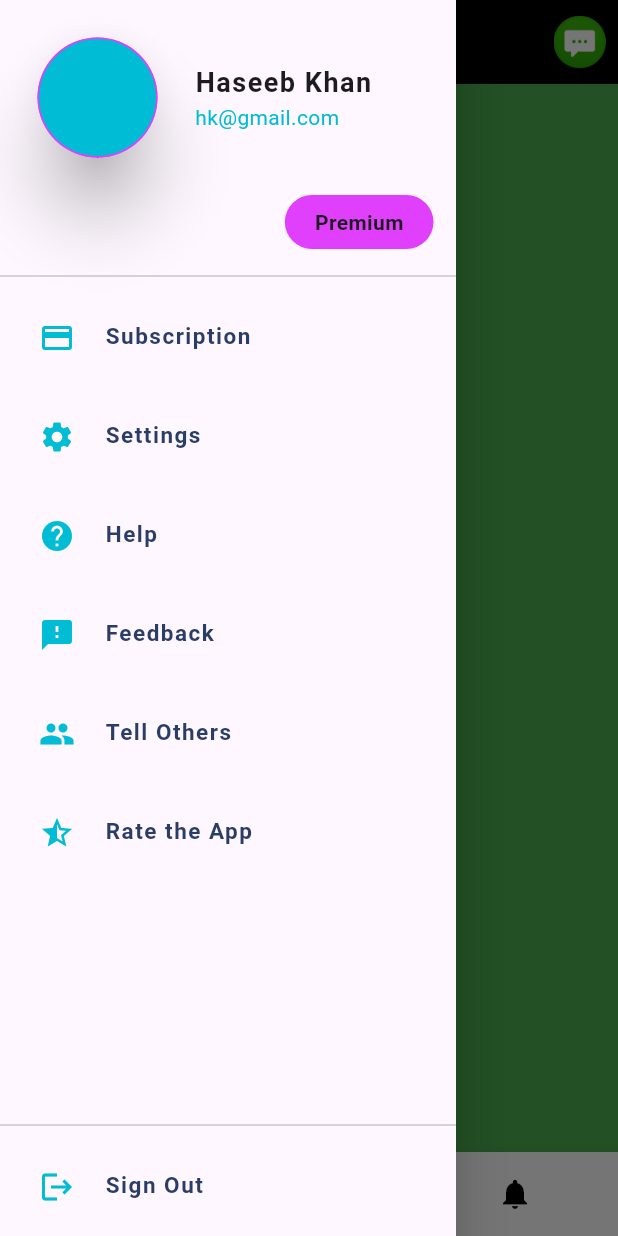
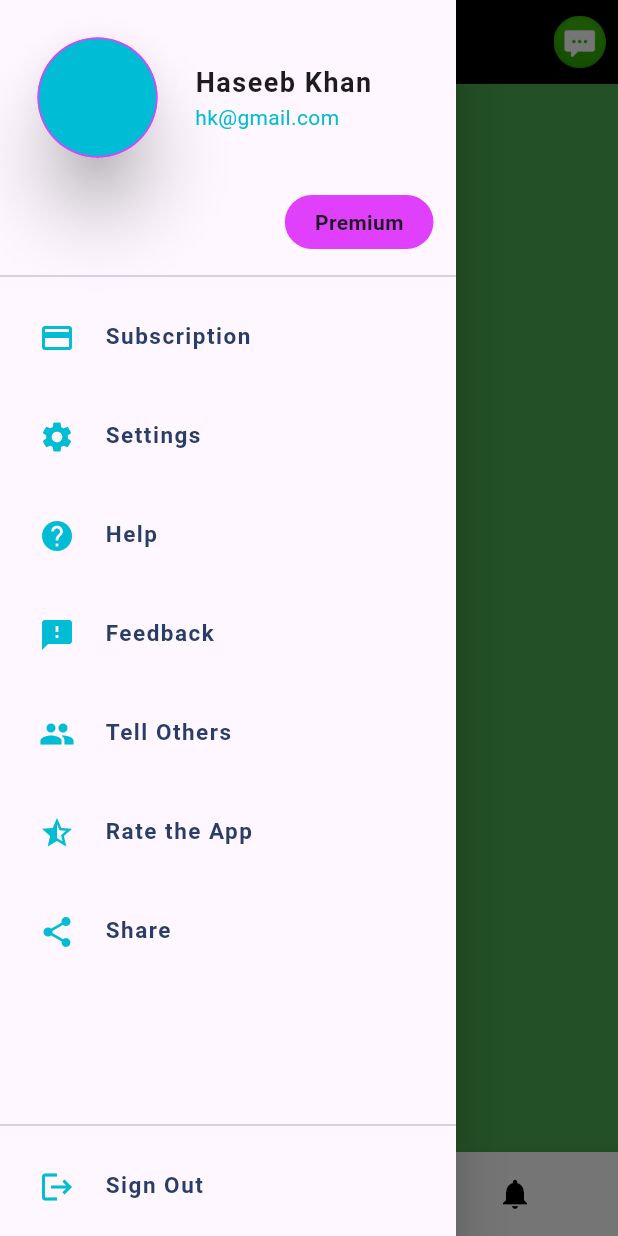
Before and after one commit to HaseebKhanGitHub/vibrance, a Flutter app: the screen it shows after launch, with the side drawer open, on a phone screen of 412 x 824 dp. Run offline on Flutter 3.47's test engine with Material 3 defaults, Android fonts, the phone set to English and light mode, and no system bars; drawn by our look-alikes of animated_bottom_navigation_bar, circular_profile_avatar, getwidget; our stand-ins replace google_fonts, responsive_sizer, rounded_loading_button_plus.

Commit message:
Update homePage.dart

```diff
--- a/lib/Views/Homepage/homePage.dart
+++ b/lib/Views/Homepage/homePage.dart
@@ -180,6 +180,7 @@ class _homepageState extends State<homepage> {
                 drawerlisttile(Icons.feedback, "Feedback"),
                 drawerlisttile(Icons.people, "Tell Others"),
                 drawerlisttile(Icons.star_half, "Rate the App"),
+                drawerlisttile(Icons.share, "Share"),
               ],
             ),
             Expanded(
```
